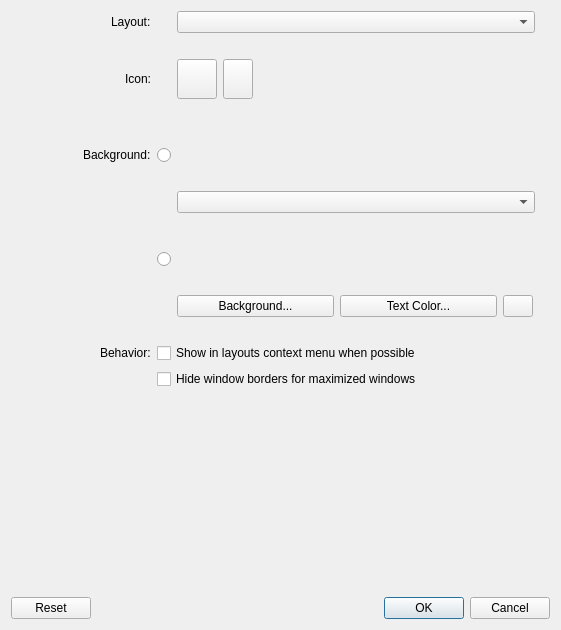
Above: app/settings/detailsdialog/detailsdialog.ui from KDE/latte-dock before the change. Below: the same form after it.
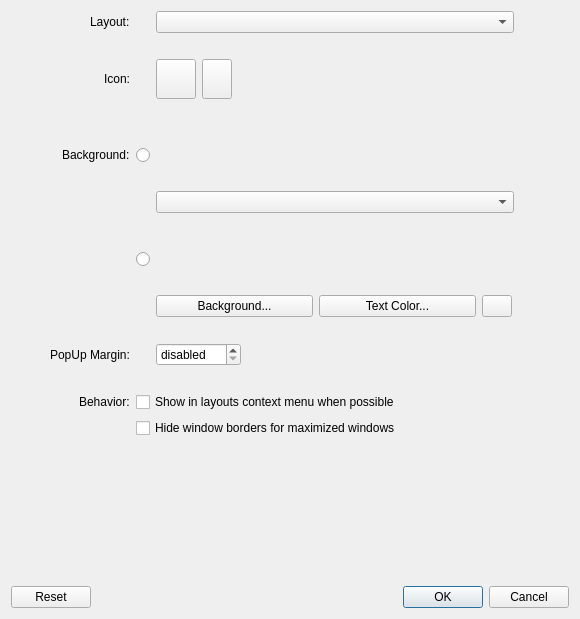
That is the form after the change. Icons and pictures are not drawn. Custom widgets are drawn as their Qt base class.

Commit message: detailsdialog:provide popupmargin

What changed in the file:
```diff
--- a/app/settings/detailsdialog/detailsdialog.ui
+++ b/app/settings/detailsdialog/detailsdialog.ui
@@ -6,8 +6,8 @@
    <rect>
     <x>0</x>
     <y>0</y>
-    <width>561</width>
-    <height>630</height>
+    <width>580</width>
+    <height>619</height>
    </rect>
   </property>
   <property name="windowTitle">
@@ -35,32 +35,38 @@
      <item>
       <layout class="QVBoxLayout" name="verticalLayout_2">
        <item>
-        <layout class="QGridLayout" name="gridLayout" columnstretch="5,0,8">
-         <item row="10" column="1">
-          <widget class="QRadioButton" name="backRadioBtn">
-           <property name="sizePolicy">
-            <sizepolicy hsizetype="Preferred" vsizetype="Fixed">
-             <horstretch>0</horstretch>
-             <verstretch>0</verstretch>
-            </sizepolicy>
+        <layout class="QGridLayout" name="gridLayout" columnstretch="5,0,0">
+         <item row="4" column="2">
+          <spacer name="verticalSpacer_3">
+           <property name="orientation">
+            <enum>Qt::Vertical</enum>
            </property>
-           <property name="maximumSize">
+           <property name="sizeType">
+            <enum>QSizePolicy::Fixed</enum>
+           </property>
+           <property name="sizeHint" stdset="0">
             <size>
-             <width>20</width>
+             <width>15</width>
              <height>20</height>
             </size>
            </property>
-           <property name="text">
-            <string notr="true"/>
-           </property>
-          </widget>
+          </spacer>
          </item>
-         <item row="14" column="0">
-          <widget class="QLabel" name="behaviorSecRowLbl">
-           <property name="text">
-            <string notr="true"/>
+         <item row="12" column="2">
+          <spacer name="verticalSpacer_4">
+           <property name="orientation">
+            <enum>Qt::Vertical</enum>
            </property>
-          </widget>
+           <property name="sizeType">
+            <enum>QSizePolicy::Fixed</enum>
+           </property>
+           <property name="sizeHint" stdset="0">
+            <size>
+             <width>15</width>
+             <height>20</height>
+            </size>
+           </property>
+          </spacer>
          </item>
          <item row="10" column="2">
           <layout class="QHBoxLayout" name="backgroundOptLayout">
@@ -89,6 +95,62 @@
            </item>
           </layout>
          </item>
+         <item row="15" column="2">
+          <spacer name="verticalSpacer">
+           <property name="orientation">
+            <enum>Qt::Vertical</enum>
+           </property>
+           <property name="sizeType">
+            <enum>QSizePolicy::Fixed</enum>
+           </property>
+           <property name="sizeHint" stdset="0">
+            <size>
+             <width>15</width>
+             <height>20</height>
+            </size>
+           </property>
+          </spacer>
+         </item>
+         <item row="1" column="0">
+          <layout class="QHBoxLayout" name="horizontalLayout_7">
+           <item>
+            <spacer name="horizontalSpacer_11">
+             <property name="orientation">
+              <enum>Qt::Horizontal</enum>
+             </property>
+             <property name="sizeHint" stdset="0">
+              <size>
+               <width>40</width>
+               <height>20</height>
+              </size>
+             </property>
+            </spacer>
+           </item>
+           <item>
+            <widget class="QLabel" name="layoutLbl">
+             <property name="text">
+              <string>Layout:</string>
+             </property>
+            </widget>
+           </item>
+          </layout>
+         </item>
+         <item row="8" column="2">
+          <spacer name="verticalSpacer_5">
+           <property name="orientation">
+            <enum>Qt::Vertical</enum>
+           </property>
+           <property name="sizeType">
+            <enum>QSizePolicy::Fixed</enum>
+           </property>
+           <property name="sizeHint" stdset="0">
+            <size>
+             <width>20</width>
+             <height>10</height>
+            </size>
+           </property>
+          </spacer>
+         </item>
          <item row="5" column="1">
           <widget class="QRadioButton" name="colorRadioBtn">
            <property name="sizePolicy">
@@ -114,8 +176,35 @@
            </property>
           </widget>
          </item>
-         <item row="8" column="2">
-          <spacer name="verticalSpacer_5">
+         <item row="1" column="2">
+          <layout class="QHBoxLayout" name="horizontalLayout_9">
+           <item>
+            <widget class="Latte::Settings::LayoutsComboBox" name="layoutsCmb">
+             <property name="minimumSize">
+              <size>
+               <width>358</width>
+               <height>0</height>
+              </size>
+             </property>
+            </widget>
+           </item>
+           <item>
+            <spacer name="horizontalSpacer_12">
+             <property name="orientation">
+              <enum>Qt::Horizontal</enum>
+             </property>
+             <property name="sizeHint" stdset="0">
+              <size>
+               <width>40</width>
+               <height>20</height>
+              </size>
+             </property>
+            </spacer>
+           </item>
+          </layout>
+         </item>
+         <item row="2" column="2">
+          <spacer name="verticalSpacer_6">
            <property name="orientation">
             <enum>Qt::Vertical</enum>
            </property>
@@ -124,12 +213,46 @@
            </property>
            <property name="sizeHint" stdset="0">
             <size>
-             <width>20</width>
-             <height>10</height>
+             <width>15</width>
+             <height>20</height>
             </size>
            </property>
           </spacer>
          </item>
+         <item row="5" column="2">
+          <layout class="QHBoxLayout" name="colorsOptLayout">
+           <item>
+            <widget class="Latte::Settings::Widget::PatternWidget" name="colorPatternWidget" native="true">
+             <property name="minimumSize">
+              <size>
+               <width>358</width>
+               <height>60</height>
+              </size>
+             </property>
+            </widget>
+           </item>
+           <item>
+            <spacer name="horizontalSpacer_6">
+             <property name="orientation">
+              <enum>Qt::Horizontal</enum>
+             </property>
+             <property name="sizeHint" stdset="0">
+              <size>
+               <width>40</width>
+               <height>20</height>
+              </size>
+             </property>
+            </spacer>
+           </item>
+          </layout>
+         </item>
+         <item row="18" column="1" colspan="2">
+          <widget class="QCheckBox" name="borderlessChk">
+           <property name="text">
+            <string>Hide window borders for maximized windows</string>
+           </property>
+          </widget>
+         </item>
          <item row="7" column="2">
           <layout class="QHBoxLayout" name="horizontalLayout">
            <item>
@@ -157,6 +280,43 @@
            </item>
           </layout>
          </item>
+         <item row="17" column="0">
+          <layout class="QHBoxLayout" name="horizontalLayout_5">
+           <item>
+            <spacer name="horizontalSpacer_5">
+             <property name="orientation">
+              <enum>Qt::Horizontal</enum>
+             </property>
+             <property name="sizeHint" stdset="0">
+              <size>
+               <width>40</width>
+               <height>20</height>
+              </size>
+             </property>
+            </spacer>
+           </item>
+           <item>
+            <widget class="QLabel" name="behaviorLbl">
+             <property name="text">
+              <string>Behavior:</string>
+             </property>
+            </widget>
+           </item>
+          </layout>
+         </item>
+         <item row="17" column="1" colspan="2">
+          <widget class="QCheckBox" name="inMenuChk">
+           <property name="maximumSize">
+            <size>
+             <width>16777215</width>
+             <height>16777215</height>
+            </size>
+           </property>
+           <property name="text">
+            <string>Show in layouts context menu when possible</string>
+           </property>
+          </widget>
+         </item>
          <item row="3" column="2">
           <layout class="QHBoxLayout" name="iconHorLayout">
            <item>
@@ -226,29 +386,19 @@
            </item>
           </layout>
          </item>
-         <item row="13" column="0">
-          <layout class="QHBoxLayout" name="horizontalLayout_5">
-           <item>
-            <spacer name="horizontalSpacer_5">
-             <property name="orientation">
-              <enum>Qt::Horizontal</enum>
-             </property>
-             <property name="sizeHint" stdset="0">
-              <size>
-               <width>40</width>
-               <height>20</height>
-              </size>
-             </property>
-            </spacer>
-           </item>
-           <item>
-            <widget class="QLabel" name="behaviorLbl">
-             <property name="text">
-              <string>Behavior:</string>
-             </property>
-            </widget>
-           </item>
-          </layout>
+         <item row="10" column="0">
+          <widget class="QLabel" name="backSecondRowLbl">
+           <property name="text">
+            <string notr="true"/>
+           </property>
+          </widget>
+         </item>
+         <item row="18" column="0">
+          <widget class="QLabel" name="behaviorSecRowLbl">
+           <property name="text">
+            <string notr="true"/>
+           </property>
+          </widget>
          </item>
          <item row="11" column="2">
           <layout class="QHBoxLayout" name="horizontalLayout_2">
@@ -320,126 +470,6 @@
            </item>
           </layout>
          </item>
-         <item row="12" column="2">
-          <spacer name="verticalSpacer_4">
-           <property name="orientation">
-            <enum>Qt::Vertical</enum>
-           </property>
-           <property name="sizeType">
-            <enum>QSizePolicy::Fixed</enum>
-           </property>
-           <property name="sizeHint" stdset="0">
-            <size>
-             <width>15</width>
-             <height>20</height>
-            </size>
-           </property>
-          </spacer>
-         </item>
-         <item row="5" column="2">
-          <layout class="QHBoxLayout" name="colorsOptLayout">
-           <item>
-            <widget class="Latte::Settings::Widget::PatternWidget" name="colorPatternWidget" native="true">
-             <property name="minimumSize">
-              <size>
-               <width>358</width>
-               <height>60</height>
-              </size>
-             </property>
-            </widget>
-           </item>
-           <item>
-            <spacer name="horizontalSpacer_6">
-             <property name="orientation">
-              <enum>Qt::Horizontal</enum>
-             </property>
-             <property name="sizeHint" stdset="0">
-              <size>
-               <width>40</width>
-               <height>20</height>
-              </size>
-             </property>
-            </spacer>
-           </item>
-          </layout>
-         </item>
-         <item row="1" column="0">
-          <layout class="QHBoxLayout" name="horizontalLayout_7">
-           <item>
-            <spacer name="horizontalSpacer_11">
-             <property name="orientation">
-              <enum>Qt::Horizontal</enum>
-             </property>
-             <property name="sizeHint" stdset="0">
-              <size>
-               <width>40</width>
-               <height>20</height>
-              </size>
-             </property>
-            </spacer>
-           </item>
-           <item>
-            <widget class="QLabel" name="layoutLbl">
-             <property name="text">
-              <string>Layout:</string>
-             </property>
-            </widget>
-           </item>
-          </layout>
-         </item>
-         <item row="4" column="2">
-          <spacer name="verticalSpacer_3">
-           <property name="orientation">
-            <enum>Qt::Vertical</enum>
-           </property>
-           <property name="sizeType">
-            <enum>QSizePolicy::Fixed</enum>
-           </property>
-           <property name="sizeHint" stdset="0">
-            <size>
-             <width>15</width>
-             <height>20</height>
-            </size>
-           </property>
-          </spacer>
-         </item>
-         <item row="10" column="0">
-          <widget class="QLabel" name="backSecondRowLbl">
-           <property name="text">
-            <string notr="true"/>
-           </property>
-          </widget>
-         </item>
-         <item row="5" column="0">
-          <layout class="QHBoxLayout" name="horizontalLayout_4">
-           <item>
-            <spacer name="horizontalSpacer_4">
-             <property name="orientation">
-              <enum>Qt::Horizontal</enum>
-             </property>
-             <property name="sizeHint" stdset="0">
-              <size>
-               <width>40</width>
-               <height>20</height>
-              </size>
-             </property>
-            </spacer>
-           </item>
-           <item>
-            <widget class="QLabel" name="backgroundLbl">
-             <property name="minimumSize">
-              <size>
-               <width>0</width>
-               <height>0</height>
-              </size>
-             </property>
-             <property name="text">
-              <string>Background:</string>
-             </property>
-            </widget>
-           </item>
-          </layout>
-         </item>
          <item row="3" column="0">
           <layout class="QHBoxLayout" name="horizontalLayout_3">
            <item>
@@ -464,36 +494,10 @@
            </item>
           </layout>
          </item>
-         <item row="2" column="2">
-          <spacer name="verticalSpacer_6">
-           <property name="orientation">
-            <enum>Qt::Vertical</enum>
-           </property>
-           <property name="sizeType">
-            <enum>QSizePolicy::Fixed</enum>
-           </property>
-           <property name="sizeHint" stdset="0">
-            <size>
-             <width>15</width>
-             <height>20</height>
-            </size>
-           </property>
-          </spacer>
-         </item>
-         <item row="1" column="2">
-          <layout class="QHBoxLayout" name="horizontalLayout_9">
+         <item row="5" column="0">
+          <layout class="QHBoxLayout" name="horizontalLayout_4">
            <item>
-            <widget class="Latte::Settings::LayoutsComboBox" name="layoutsCmb">
-             <property name="minimumSize">
-              <size>
-               <width>358</width>
-               <height>0</height>
-              </size>
-             </property>
-            </widget>
-           </item>
-           <item>
-            <spacer name="horizontalSpacer_12">
+            <spacer name="horizontalSpacer_4">
              <property name="orientation">
               <enum>Qt::Horizontal</enum>
              </property>
@@ -505,27 +509,123 @@
              </property>
             </spacer>
            </item>
+           <item>
+            <widget class="QLabel" name="backgroundLbl">
+             <property name="minimumSize">
+              <size>
+               <width>0</width>
+               <height>0</height>
+              </size>
+             </property>
+             <property name="text">
+              <string>Background:</string>
+             </property>
+            </widget>
+           </item>
           </layout>
          </item>
-         <item row="13" column="1" colspan="2">
-          <widget class="QCheckBox" name="inMenuChk">
+         <item row="10" column="1">
+          <widget class="QRadioButton" name="backRadioBtn">
+           <property name="sizePolicy">
+            <sizepolicy hsizetype="Preferred" vsizetype="Fixed">
+             <horstretch>0</horstretch>
+             <verstretch>0</verstretch>
+            </sizepolicy>
+           </property>
            <property name="maximumSize">
             <size>
-             <width>16777215</width>
-             <height>16777215</height>
+             <width>20</width>
+             <height>20</height>
             </size>
            </property>
            <property name="text">
-            <string>Show in layouts context menu when possible</string>
+            <string notr="true"/>
            </property>
           </widget>
          </item>
-         <item row="14" column="1" colspan="2">
-          <widget class="QCheckBox" name="borderlessChk">
-           <property name="text">
-            <string>Hide window borders for maximized windows</string>
-           </property>
-          </widget>
+         <item row="13" column="0">
+          <layout class="QHBoxLayout" name="horizontalLayout_8">
+           <item>
+            <spacer name="horizontalSpacer_13">
+             <property name="orientation">
+              <enum>Qt::Horizontal</enum>
+             </property>
+             <property name="sizeHint" stdset="0">
+              <size>
+               <width>40</width>
+               <height>20</height>
+              </size>
+             </property>
+            </spacer>
+           </item>
+           <item>
+            <widget class="QLabel" name="popUpMarginLbl">
+             <property name="text">
+              <string>PopUp Margin:</string>
+             </property>
+            </widget>
+           </item>
+          </layout>
+         </item>
+         <item row="13" column="2">
+          <layout class="QHBoxLayout" name="horizontalLayout_10">
+           <item>
+            <widget class="QSpinBox" name="popUpMarginSpinBox">
+             <property name="sizePolicy">
+              <sizepolicy hsizetype="Minimum" vsizetype="Fixed">
+               <horstretch>0</horstretch>
+               <verstretch>0</verstretch>
+              </sizepolicy>
+             </property>
+             <property name="minimumSize">
+              <size>
+               <width>85</width>
+               <height>0</height>
+              </size>
+             </property>
+             <property name="maximumSize">
+              <size>
+               <width>16777215</width>
+               <height>16777215</height>
+              </size>
+             </property>
+             <property name="alignment">
+              <set>Qt::AlignLeading|Qt::AlignLeft|Qt::AlignVCenter</set>
+             </property>
+             <property name="specialValueText">
+              <string>disabled</string>
+             </property>
+             <property name="suffix">
+              <string> px.</string>
+             </property>
+             <property name="prefix">
+              <string/>
+             </property>
+             <property name="minimum">
+              <number>-1</number>
+             </property>
+             <property name="maximum">
+              <number>50</number>
+             </property>
+             <property name="value">
+              <number>-1</number>
+             </property>
+            </widget>
+           </item>
+           <item>
+            <spacer name="horizontalSpacer_14">
+             <property name="orientation">
+              <enum>Qt::Horizontal</enum>
+             </property>
+             <property name="sizeHint" stdset="0">
+              <size>
+               <width>40</width>
+               <height>20</height>
+              </size>
+             </property>
+            </spacer>
+           </item>
+          </layout>
          </item>
         </layout>
        </item>
```
The commit also changes 2 other files.
